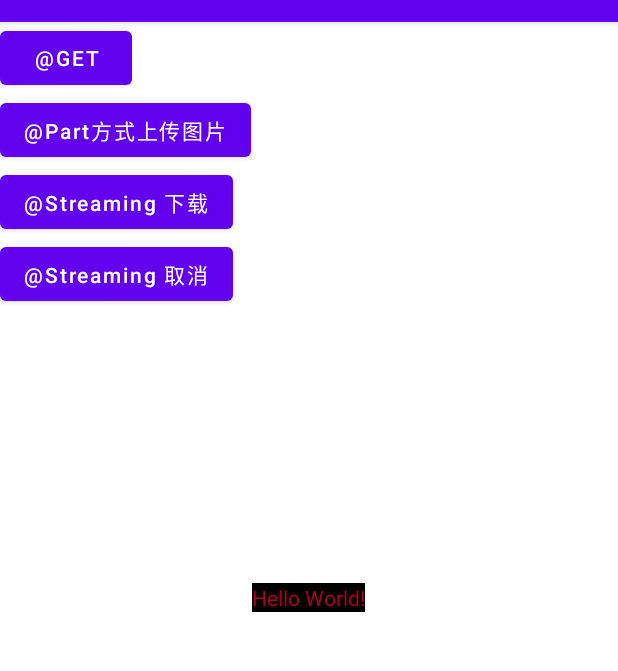
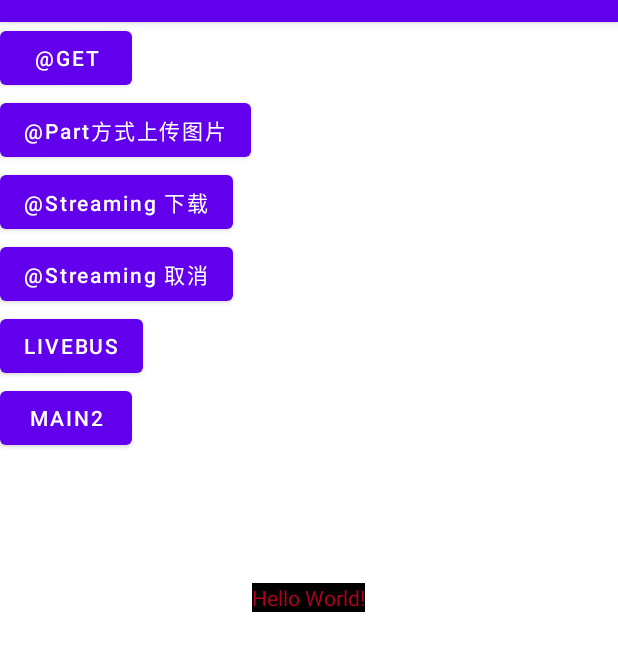
Before and after one commit to DuskSunShine/JKit, an Android app: the screen it shows after launch (MainActivity), on a phone screen of 412 x 824 dp, the part 62-733 px from its top. Run offline under Robolectric (Android 15) with nearby library versions, the phone set to English and light mode, and no system bars; our stand-ins replace RxJava; network calls fail; 1 statement that could not run was skipped.

Commit message:
fix ClassKit.java 兼容多级父类拥有泛型，寻找viewModel和ViewBinding

```diff
--- a/app/src/main/java/com/scy/jkit/view/MainActivity.java
+++ b/app/src/main/java/com/scy/jkit/view/MainActivity.java
@@ -2,19 +2,26 @@ package com.scy.jkit.view;
 
 
 import android.annotation.SuppressLint;
+import android.content.Intent;
 import android.view.View;
 
+import androidx.lifecycle.Observer;
+
 import com.scy.core.base.BaseActivity;
+import com.scy.core.common.JKit;
 import com.scy.core.common.JKitToast;
+import com.scy.core.common.LiveBus;
 import com.scy.jkit.databinding.ActivityMainBinding;
 import com.scy.jkit.viewmodel.MainViewModel;
 
 public class MainActivity extends BaseActivity<ActivityMainBinding, MainViewModel> {
 
-
+    private int value;
     @Override
     public void onClick(View view) {
-
+        JKit.log("onClick");
+        value++;
+        LiveBus.get().sendEvent("BUS",value);
     }
 
 
@@ -29,6 +36,7 @@ public class MainActivity extends BaseActivity<ActivityMainBinding, MainViewMode
         mViewBinding.button2.setOnClickListener(view -> mViewModel.downLoad());
         mViewBinding.button3.setOnClickListener(view -> mViewModel.disposeSubscribe("download"));
         mViewBinding.button4.setOnClickListener(view -> mViewModel.get());
+        mViewBinding.main2.setOnClickListener(view -> startActivity(new Intent(this,MainActivity2.class)));
     }
 
     @Override
@@ -44,6 +52,16 @@ public class MainActivity extends BaseActivity<ActivityMainBinding, MainViewMode
         });
         mViewModel.progress.observe(this, aFloat -> mViewBinding.text.setText(aFloat.intValue() + "%"));
         mViewModel.get.observe(this, s -> mViewBinding.text.setText(s));
+        LiveBus.get().subscribe("BUS")
+                .observe(this, o -> {
+                    int v= (int) o;
+                    JKit.log("接收11111:"+v);
+                });
+        LiveBus.get().subscribe("BUS")
+                .observe(this, o -> {
+                    int v= (int) o;
+                    JKit.log("接收22222:"+v);
+                });
     }
 
     @SuppressLint("CheckResult")
--- a/app/src/main/res/layout/activity_main.xml
+++ b/app/src/main/res/layout/activity_main.xml
@@ -65,5 +65,19 @@
         android:textAllCaps="false"
         app:layout_constraintStart_toStartOf="parent"
         app:layout_constraintTop_toTopOf="parent" />
-
+    <Button
+        android:id="@+id/bus"
+        android:layout_width="wrap_content"
+        android:layout_height="wrap_content"
+        android:onClick="onClick"
+        android:text="livebus"
+        app:layout_constraintLeft_toLeftOf="parent"
+        app:layout_constraintTop_toBottomOf="@+id/button3"/>
+    <Button
+        android:id="@+id/main2"
+        android:layout_width="wrap_content"
+        android:layout_height="wrap_content"
+        android:text="main2"
+        app:layout_constraintLeft_toLeftOf="parent"
+        app:layout_constraintTop_toBottomOf="@+id/bus"/>
 </androidx.constraintlayout.widget.ConstraintLayout>
--- a/core/src/main/java/com/scy/core/common/ClassKit.java
+++ b/core/src/main/java/com/scy/core/common/ClassKit.java
@@ -1,14 +1,15 @@
 package com.scy.core.common;
 
 import android.view.LayoutInflater;
+
 import androidx.appcompat.app.AppCompatActivity;
 import androidx.fragment.app.Fragment;
 import androidx.lifecycle.ViewModel;
 import androidx.lifecycle.ViewModelProvider;
 import androidx.viewbinding.ViewBinding;
 
-import com.scy.core.base.BaseActivity;
 import com.scy.core.http.BaseUrl;
+
 import java.lang.reflect.Field;
 import java.lang.reflect.InvocationTargetException;
 import java.lang.reflect.Method;
@@ -52,7 +53,7 @@ public class ClassKit {
                 superclassSuperclass = superclass.getSuperclass();
             }
             //父类的父类是Android SDK的类，就绕过获取泛型参数
-            if (superclassSuperclass != null && !superclassSuperclass.getName().equals(BaseActivity.class.getName())) {
+            if (superclassSuperclass != null && !superclassSuperclass.getName().equals(AppCompatActivity.class.getName())) {
                 Type type = superclass.getGenericSuperclass();
                 ParameterizedType genericSuperclass = (ParameterizedType) type;
                 Type[] actualTypeArguments = genericSuperclass.getActualTypeArguments();
@@ -144,7 +145,7 @@ public class ClassKit {
             superclassSuperclass = superclass.getSuperclass();
         }
         //父类的父类是Android SDK的类，就绕过获取泛型参数
-        if (superclassSuperclass != null && !superclassSuperclass.getName().equals(BaseActivity.class.getName())) {
+        if (superclassSuperclass != null && !superclassSuperclass.getName().equals(AppCompatActivity.class.getName())) {
             ParameterizedType genericSuperclass = (ParameterizedType) superclass.getGenericSuperclass();
             Type[] actualTypeArguments = genericSuperclass.getActualTypeArguments();
             typeList.addAll(Arrays.asList(actualTypeArguments));
```
Also changed, not shown: app/src/main/AndroidManifest.xml (+10 -6 lines), app/src/main/java/com/scy/jkit/view/MainActivity2.java (added, +31 -0 lines), app/src/main/res/layout/activity_main2.xml (added, +17 -0 lines).
